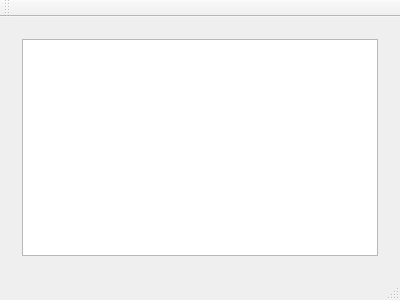
First picture: the form in Coopter/Coopter/mainwindow.ui, repository OPetryshyn/Copter, before the edit.
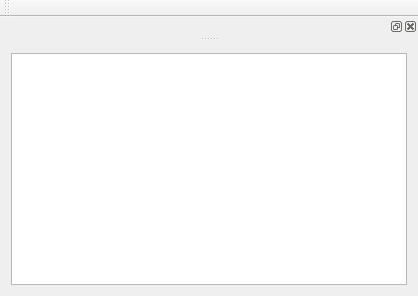
Second picture: the form after the edit. The open tabs and pages were chosen to show the change. Custom widgets are drawn as their Qt base class.

What changed in the file:
```diff
--- a/Coopter/Coopter/mainwindow.ui
+++ b/Coopter/Coopter/mainwindow.ui
@@ -6,8 +6,8 @@
    <rect>
     <x>0</x>
     <y>0</y>
-    <width>400</width>
-    <height>300</height>
+    <width>418</width>
+    <height>296</height>
    </rect>
   </property>
   <property name="windowTitle">
@@ -16,25 +16,7 @@
   <widget class="QWidget" name="centralWidget">
    <layout class="QVBoxLayout" name="verticalLayout">
     <item>
-     <widget class="QStackedWidget" name="stackedWidget">
-      <property name="sizePolicy">
-       <sizepolicy hsizetype="Expanding" vsizetype="Expanding">
-        <horstretch>0</horstretch>
-        <verstretch>0</verstretch>
-       </sizepolicy>
-      </property>
-      <property name="currentIndex">
-       <number>1</number>
-      </property>
-      <widget class="QWidget" name="page">
-       <layout class="QHBoxLayout" name="horizontalLayout">
-        <item>
-         <widget class="QTableView" name="MainTableView"/>
-        </item>
-       </layout>
-      </widget>
-      <widget class="GLWidget" name="page_2"/>
-     </widget>
+     <widget class="QTableView" name="mDataView"/>
     </item>
    </layout>
   </widget>
@@ -56,7 +38,12 @@
     <bool>false</bool>
    </attribute>
   </widget>
-  <widget class="QStatusBar" name="statusBar"/>
+  <widget class="QDockWidget" name="dockGLWidget">
+   <attribute name="dockWidgetArea">
+    <number>4</number>
+   </attribute>
+   <widget class="GLWidget" name="mGLWidget"/>
+  </widget>
  </widget>
  <layoutdefault spacing="6" margin="11"/>
  <customwidgets>
```
Left out of the diff: 2 changed lines with no effect on the pictures.
